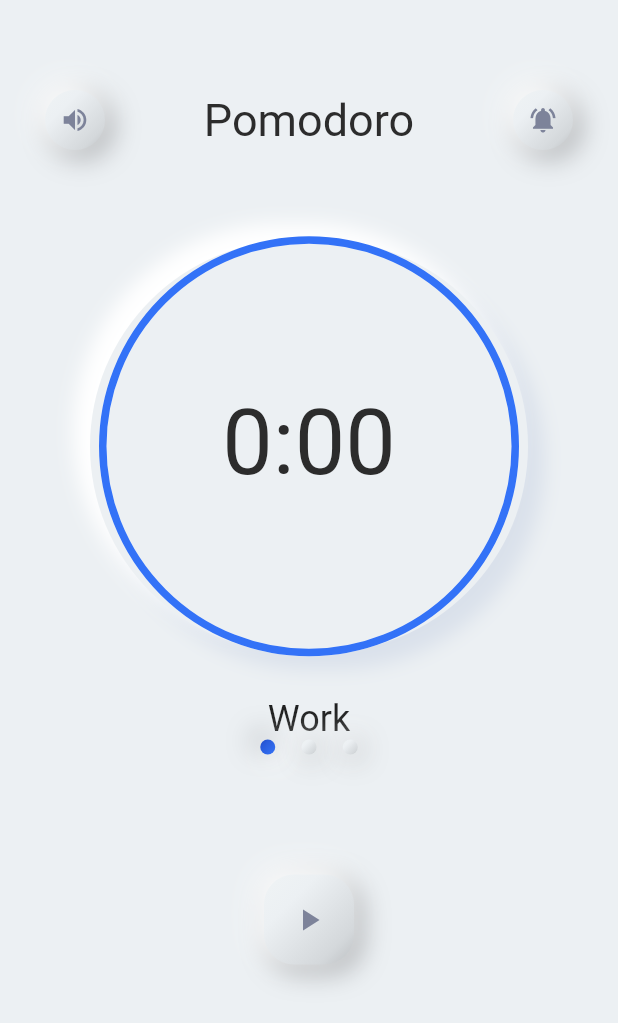
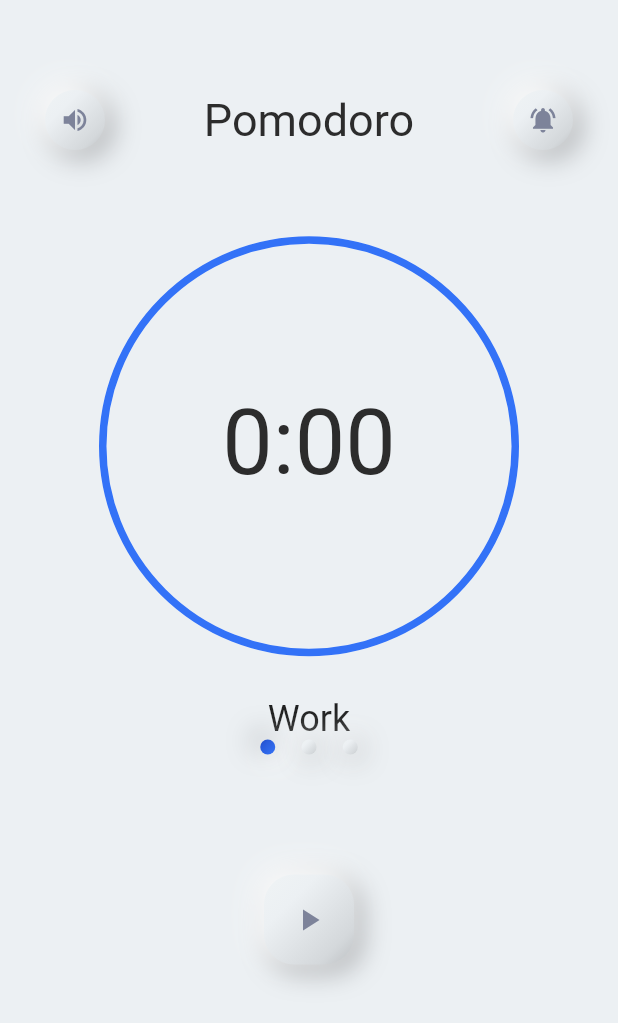
Before and after one commit to MatthieuNadeau96/pomodoro_timer, a Flutter app: the screen it shows after launch, on a phone screen of 412 x 824 dp. Shown: the top 1023 px of the screen. Run offline on Flutter 3.47's test engine with Material 2 defaults, Android fonts, the phone set to English and light mode, and no system bars.

Commit message:
removed boxshadow from the progress bar

```diff
--- a/lib/main.dart
+++ b/lib/main.dart
@@ -123,20 +123,31 @@ class _MyHomePageState extends State<MyHomePage> with TickerProviderStateMixin {
                 decoration: BoxDecoration(
                   color: Theme.of(context).canvasColor,
                   borderRadius: BorderRadius.all(Radius.circular(200)),
-                  boxShadow: [
-                    BoxShadow(
-                      color: Color(0xffDAE1EB),
-                      offset: Offset(10.0, 10.0),
-                      blurRadius: 10.0,
-                      spreadRadius: 1.0,
-                    ),
-                    BoxShadow(
-                      color: Color(0xffffffff),
-                      offset: Offset(-10.0, -10.0),
-                      blurRadius: 10.0,
-                      spreadRadius: 1.0,
-                    ),
-                  ],
+                  // boxShadow: [
+                  //   BoxShadow(
+                  //     color: Color(0xffA5A8AB),
+                  //     offset: Offset(4.0, 4.0),
+                  //     blurRadius: 15.0,
+                  //     spreadRadius: 1.0,
+                  //   ),
+                  //   BoxShadow(
+                  //     color: Color(0xffffffff),
+                  //     offset: Offset(-4.0, -4.0),
+                  //     blurRadius: 15.0,
+                  //     spreadRadius: 1.0,
+                  //   ),
+                  // ],
+                  // gradient: LinearGradient(
+                  //   begin: Alignment.topLeft,
+                  //   end: Alignment.bottomRight,
+                  //   colors: [
+                  //     Color(0xffEEF2F4),
+                  //     themeData.canvasColor,
+                  //     Color(0xffD4D8DB),
+                  //     Color(0xffBDC0C3),
+                  //   ],
+                  //   stops: [0.1, 0.3, 0.8, 1],
+                  // ),
                 ),
                 margin: EdgeInsets.symmetric(
                   horizontal: 30,
```
Also changed, not shown: lib/playButton.dart (+2 -6 lines).
